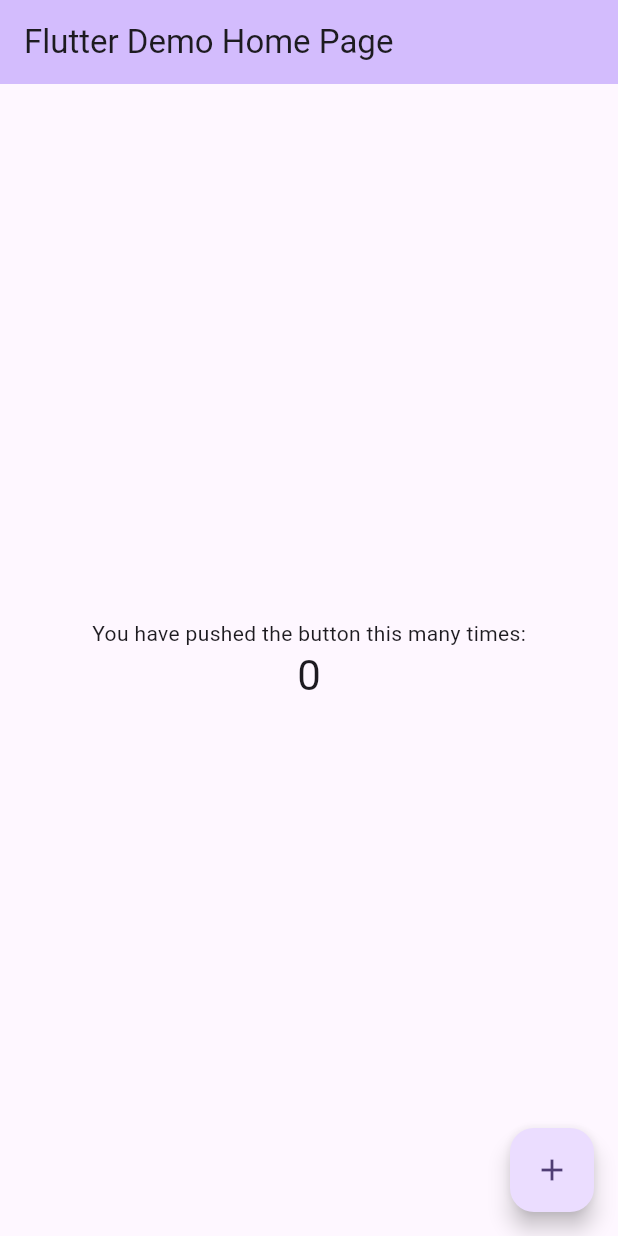
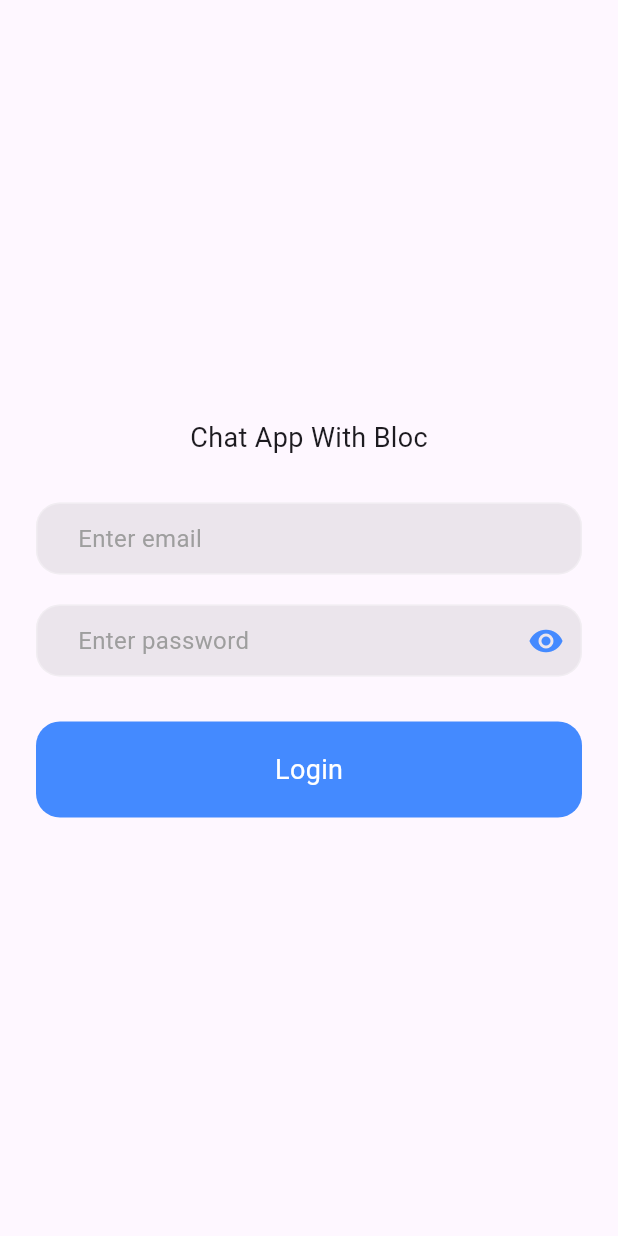
Before and after one commit to KashifUmar123/bloc_chat_app, a Flutter app: the screen it shows after launch, on a phone screen of 412 x 824 dp. Run offline on Flutter 3.47's test engine with Material 3 defaults, Android fonts, the phone set to English and light mode, and no system bars; our stand-ins replace flutter_bloc.

Commit message:
inital setup done

```diff
--- /dev/null
+++ b/lib/core/constans/app_colors.dart
@@ -0,0 +1,6 @@
+import 'package:flutter/material.dart';
+
+const Color whiteColor = Colors.white;
+const Color blackColor = Colors.black;
+const Color greyColor = Colors.grey;
+const Color blueColor = Colors.blueAccent;
--- /dev/null
+++ b/lib/core/extensions/num_extension.dart
@@ -0,0 +1,10 @@
+import 'package:flutter/material.dart';
+
+extension NumSizeExtension on num {
+  SizedBox get heightSpace => SizedBox(
+        height: toDouble(),
+      );
+  SizedBox get widthSpace => SizedBox(
+        width: toDouble(),
+      );
+}
--- /dev/null
+++ b/lib/core/extensions/size_extension.dart
@@ -0,0 +1,6 @@
+import 'package:flutter/material.dart';
+
+extension SizeExtension on BuildContext {
+  double get height => MediaQuery.of(this).size.height;
+  double get width => MediaQuery.of(this).size.width;
+}
--- /dev/null
+++ b/lib/core/extensions/style_extension.dart
@@ -0,0 +1,24 @@
+import 'package:flutter/material.dart';
+
+extension StylesExtension on BuildContext {
+  TextStyle get body12400 => Theme.of(this).textTheme.bodyMedium!.copyWith(
+        fontSize: 12,
+        fontWeight: FontWeight.w400,
+      );
+  TextStyle get body14400 => Theme.of(this).textTheme.bodyMedium!.copyWith(
+        fontSize: 14,
+        fontWeight: FontWeight.w400,
+      );
+  TextStyle get body16400 => Theme.of(this).textTheme.bodyMedium!.copyWith(
+        fontSize: 16,
+        fontWeight: FontWeight.w400,
+      );
+  TextStyle get body18400 => Theme.of(this).textTheme.bodyMedium!.copyWith(
+        fontSize: 18,
+        fontWeight: FontWeight.w400,
+      );
+  TextStyle get title26700 => Theme.of(this).textTheme.titleLarge!.copyWith(
+        fontSize: 26,
+        fontWeight: FontWeight.w700,
+      );
+}
--- /dev/null
+++ b/lib/core/models/user_model.dart
@@ -0,0 +1 @@
+class UserModel {}
--- /dev/null
+++ b/lib/core/widgets/custom_button.dart
@@ -0,0 +1,43 @@
+import 'package:bloc_chat_app/core/constans/app_colors.dart';
+import 'package:bloc_chat_app/core/extensions/style_extension.dart';
+import 'package:flutter/material.dart';
+
+class CustomButton extends StatelessWidget {
+  const CustomButton({
+    super.key,
+    required this.text,
+    required this.callback,
+    this.width = double.infinity,
+    this.textStyle,
+    this.backgroundColor,
+    this.height,
+  });
+
+  final String text;
+  final VoidCallback callback;
+  final double width;
+  final TextStyle? textStyle;
+  final Color? backgroundColor;
+  final double? height;
+
+  @override
+  Widget build(BuildContext context) {
+    return InkWell(
+      onTap: callback,
+      child: Container(
+        height: height ?? 64,
+        width: width,
+        decoration: BoxDecoration(
+          borderRadius: BorderRadius.circular(16),
+          color: backgroundColor ?? blueColor,
+        ),
+        child: Center(
+          child: Text(
+            text,
+            style: textStyle ?? context.body18400.copyWith(color: whiteColor),
+          ),
+        ),
+      ),
+    );
+  }
+}
--- /dev/null
+++ b/lib/core/widgets/custom_scaffold.dart
@@ -0,0 +1,46 @@
+import 'package:bloc_chat_app/core/constans/app_colors.dart';
+import 'package:bloc_chat_app/core/extensions/size_extension.dart';
+import 'package:flutter/material.dart';
+import 'package:flutter/services.dart';
+
+class CustomScaffold extends StatelessWidget {
+  const CustomScaffold({
+    super.key,
+    required this.child,
+    this.navigationBar,
+    this.drawer,
+    this.statusBarColor,
+    this.systemNavigationBarColor,
+    this.padding,
+    this.floatingActionButton,
+  });
+  final Widget child;
+  final Widget? navigationBar;
+  final Widget? drawer;
+  final Color? statusBarColor;
+  final Color? systemNavigationBarColor;
+  final EdgeInsetsGeometry? padding;
+  final Widget? floatingActionButton;
+
+  @override
+  Widget build(BuildContext context) {
+    return AnnotatedRegion<SystemUiOverlayStyle>(
+      value: SystemUiOverlayStyle(
+        statusBarColor: statusBarColor ?? whiteColor,
+        systemNavigationBarColor: systemNavigationBarColor ?? whiteColor,
+        systemStatusBarContrastEnforced: true,
+      ),
+      child: Scaffold(
+        drawer: drawer,
+        body: Container(
+          padding: padding,
+          height: context.height,
+          width: context.width,
+          child: child,
+        ),
+        bottomNavigationBar: navigationBar,
+        floatingActionButton: floatingActionButton,
+      ),
+    );
+  }
+}
--- /dev/null
+++ b/lib/core/widgets/custom_textfield.dart
@@ -0,0 +1,137 @@
+import 'package:bloc_chat_app/core/constans/app_colors.dart';
+import 'package:bloc_chat_app/core/extensions/num_extension.dart';
+import 'package:bloc_chat_app/core/extensions/style_extension.dart';
+import 'package:flutter/material.dart';
+
+class CustomTextfield extends StatefulWidget {
+  const CustomTextfield({
+    super.key,
+    this.controller,
+    required this.hinText,
+    this.isPassword = false,
+    this.textInputType = TextInputType.text,
+    this.title,
+    this.readonly = false,
+    this.minLines = 1,
+    this.maxLines = 1,
+    this.hintColor,
+    this.contentPadding,
+    this.validator,
+    this.autovalidateMode,
+    this.errorStyle,
+    this.onChange,
+  });
+
+  final TextEditingController? controller;
+  final String hinText;
+  final bool isPassword;
+  final TextInputType textInputType;
+  final String? title;
+  final bool readonly;
+  final int minLines;
+  final int maxLines;
+  final Color? hintColor;
+  final EdgeInsetsGeometry? contentPadding;
+  final String? Function(String?)? validator;
+  final AutovalidateMode? autovalidateMode;
+  final TextStyle? errorStyle;
+  final Function(String?)? onChange;
+
+  @override
+  State<CustomTextfield> createState() => _CustomTextfieldState();
+}
+
+class _CustomTextfieldState extends State<CustomTextfield> {
+  bool obsecureText = true;
+
+  @override
+  void initState() {
+    super.initState();
+    obsecureText = widget.isPassword;
+  }
+
+  @override
+  Widget build(BuildContext context) {
+    return Column(
+      crossAxisAlignment: CrossAxisAlignment.start,
+      children: [
+        if (widget.title != null) ...[
+          Text(
+            widget.title!,
+            style: context.body16400,
+          ),
+          11.heightSpace,
+        ],
+        TextFormField(
+          minLines: widget.minLines,
+          maxLines: widget.maxLines,
+          readOnly: widget.readonly,
+          autovalidateMode: widget.autovalidateMode,
+          keyboardType: widget.textInputType,
+          obscureText: obsecureText,
+          controller: widget.controller,
+          style: context.body16400,
+          cursorColor: blackColor,
+          validator: widget.validator,
+          onChanged: widget.onChange,
+          decoration: InputDecoration(
+            fillColor: greyColor.withOpacity(.2),
+            filled: true,
+            contentPadding: widget.contentPadding ??
+                const EdgeInsets.symmetric(horizontal: 24),
+            hintText: widget.hinText,
+            hintStyle: context.body16400
+                .copyWith(color: widget.hintColor ?? greyColor),
+            border: const OutlineInputBorder(
+              borderSide: BorderSide.none,
+            ),
+            suffixIcon: _getSuffixView(),
+            suffixIconColor: whiteColor,
+            enabledBorder: OutlineInputBorder(
+              borderRadius: BorderRadius.circular(16),
+              borderSide: BorderSide(
+                color: whiteColor.withOpacity(.3),
+              ),
+            ),
+            focusedBorder: OutlineInputBorder(
+              borderRadius: BorderRadius.circular(16),
+              borderSide: BorderSide(
+                color: whiteColor.withOpacity(.3),
+              ),
+            ),
+            focusedErrorBorder: OutlineInputBorder(
+              borderRadius: BorderRadius.circular(16),
+              borderSide: BorderSide(
+                color: whiteColor.withOpacity(.3),
+              ),
+            ),
+            errorBorder: OutlineInputBorder(
+              borderRadius: BorderRadius.circular(16),
+              borderSide: BorderSide(
+                color: whiteColor.withOpacity(.3),
+              ),
+            ),
+            errorStyle: widget.errorStyle,
+          ),
+        ),
+      ],
+    );
+  }
+
+  dynamic _getSuffixView() {
+    if (widget.isPassword) {
+      return InkWell(
+        onTap: () {
+          setState(() {
+            obsecureText = !obsecureText;
+          });
+        },
+        child: Icon(
+          obsecureText ? Icons.visibility : Icons.visibility_off,
+          color: blueColor,
+        ),
+      );
+    }
+    return null;
+  }
+}
--- /dev/null
+++ b/lib/features/login/login_bloc/login_bloc.dart
@@ -0,0 +1,19 @@
+import 'package:bloc_chat_app/features/login/login_bloc/login_events.dart';
+import 'package:bloc_chat_app/features/login/login_bloc/login_states.dart';
+import 'package:flutter_bloc/flutter_bloc.dart';
+
+class LoginBloc extends Bloc<LoginEvent, LoginState> {
+  LoginBloc() : super(LoginEmptyState()) {
+    on<LoginEvent>(
+      (event, emit) async {
+        if (event is LoginUser) {
+          // login loading
+          emit(LoginLoading());
+          // login logic async
+
+          // if userloged in successfully, emit UserSuccess else LoginError
+        }
+      },
+    );
+  }
+}
--- /dev/null
+++ b/lib/features/login/login_bloc/login_events.dart
@@ -0,0 +1,11 @@
+abstract class LoginEvent {}
+
+class LoginUser extends LoginEvent {
+  String email;
+  String password;
+
+  LoginUser({
+    required this.email,
+    required this.password,
+  });
+}
--- /dev/null
+++ b/lib/features/login/login_bloc/login_states.dart
@@ -0,0 +1,17 @@
+import 'package:bloc_chat_app/core/models/user_model.dart';
+
+abstract class LoginState {}
+
+class LoginLoading extends LoginState {}
+
+class LoginEmptyState extends LoginState {}
+
+class LoginError extends LoginState {
+  String error;
+  LoginError(this.error);
+}
+
+class LoginSuccess extends LoginState {
+  UserModel user;
+  LoginSuccess(this.user);
+}
--- a/lib/features/login/login_screen.dart
+++ b/lib/features/login/login_screen.dart
@@ -1,10 +1,57 @@
+import 'package:bloc_chat_app/core/extensions/num_extension.dart';
+import 'package:bloc_chat_app/core/extensions/style_extension.dart';
+import 'package:bloc_chat_app/core/widgets/custom_button.dart';
+import 'package:bloc_chat_app/core/widgets/custom_scaffold.dart';
+import 'package:bloc_chat_app/core/widgets/custom_textfield.dart';
+import 'package:bloc_chat_app/features/login/login_bloc/login_bloc.dart';
 import 'package:flutter/material.dart';
+import 'package:flutter_bloc/flutter_bloc.dart';
 
-class LoginScreen extends StatelessWidget {
+class LoginScreen extends StatefulWidget {
   const LoginScreen({super.key});
 
   @override
+  State<LoginScreen> createState() => _LoginScreenState();
+}
+
+class _LoginScreenState extends State<LoginScreen> {
+  late LoginBloc _loginBloc;
+  @override
+  void initState() {
+    super.initState();
+    _loginBloc = LoginBloc();
+  }
+
+  @override
   Widget build(BuildContext context) {
-    return const Placeholder();
+    return BlocProvider(
+      create: (con) => _loginBloc,
+      child: CustomScaffold(
+        padding: const EdgeInsets.symmetric(horizontal: 24),
+        child: Column(
+          mainAxisAlignment: MainAxisAlignment.center,
+          children: [
+            Text(
+              "Chat App With Bloc",
+              style: context.body18400,
+            ),
+            30.heightSpace,
+            const CustomTextfield(
+              hinText: "Enter email",
+            ),
+            20.heightSpace,
+            const CustomTextfield(
+              hinText: "Enter password",
+              isPassword: true,
+            ),
+            30.heightSpace,
+            CustomButton(
+              text: "Login",
+              callback: () {},
+            ),
+          ],
+        ),
+      ),
+    );
   }
 }
--- a/lib/main.dart
+++ b/lib/main.dart
@@ -1,3 +1,4 @@
+import 'package:bloc_chat_app/features/login/login_screen.dart';
 import 'package:flutter/material.dart';
 
 void main() {
@@ -13,113 +14,10 @@ class MyApp extends StatelessWidget {
     return MaterialApp(
       title: 'Flutter Demo',
       theme: ThemeData(
-        // This is the theme of your application.
-        //
-        // TRY THIS: Try running your application with "flutter run". You'll see
-        // the application has a purple toolbar. Then, without quitting the app,
-        // try changing the seedColor in the colorScheme below to Colors.green
-        // and then invoke "hot reload" (save your changes or press the "hot
-        // reload" button in a Flutter-supported IDE, or press "r" if you used
-        // the command line to start the app).
-        //
-        // Notice that the counter didn't reset back to zero; the application
-        // state is not lost during the reload. To reset the state, use hot
-        // restart instead.
-        //
-        // This works for code too, not just values: Most code changes can be
-        // tested with just a hot reload.
         colorScheme: ColorScheme.fromSeed(seedColor: Colors.deepPurple),
         useMaterial3: true,
       ),
-      home: const MyHomePage(title: 'Flutter Demo Home Page'),
+      home: const LoginScreen(),
     );
   }
 }
-
-class MyHomePage extends StatefulWidget {
-  const MyHomePage({super.key, required this.title});
-
-  // This widget is the home page of your application. It is stateful, meaning
-  // that it has a State object (defined below) that contains fields that affect
-  // how it looks.
-
-  // This class is the configuration for the state. It holds the values (in this
-  // case the title) provided by the parent (in this case the App widget) and
-  // used by the build method of the State. Fields in a Widget subclass are
-  // always marked "final".
-
-  final String title;
-
-  @override
-  State<MyHomePage> createState() => _MyHomePageState();
-}
-
-class _MyHomePageState extends State<MyHomePage> {
-  int _counter = 0;
-
-  void _incrementCounter() {
-    setState(() {
-      // This call to setState tells the Flutter framework that something has
-      // changed in this State, which causes it to rerun the build method below
-      // so that the display can reflect the updated values. If we changed
-      // _counter without calling setState(), then the build method would not be
-      // called again, and so nothing would appear to happen.
-      _counter++;
-    });
-  }
-
-  @override
-  Widget build(BuildContext context) {
-    // This method is rerun every time setState is called, for instance as done
-    // by the _incrementCounter method above.
-    //
-    // The Flutter framework has been optimized to make rerunning build methods
-    // fast, so that you can just rebuild anything that needs updating rather
-    // than having to individually change instances of widgets.
-    return Scaffold(
-      appBar: AppBar(
-        // TRY THIS: Try changing the color here to a specific color (to
-        // Colors.amber, perhaps?) and trigger a hot reload to see the AppBar
-        // change color while the other colors stay the same.
-        backgroundColor: Theme.of(context).colorScheme.inversePrimary,
-        // Here we take the value from the MyHomePage object that was created by
-        // the App.build method, and use it to set our appbar title.
-        title: Text(widget.title),
-      ),
-      body: Center(
-        // Center is a layout widget. It takes a single child and positions it
-        // in the middle of the parent.
-        child: Column(
-          // Column is also a layout widget. It takes a list of children and
-          // arranges them vertically. By default, it sizes itself to fit its
-          // children horizontally, and tries to be as tall as its parent.
-          //
-          // Column has various properties to control how it sizes itself and
-          // how it positions its children. Here we use mainAxisAlignment to
-          // center the children vertically; the main axis here is the vertical
-          // axis because Columns are vertical (the cross axis would be
-          // horizontal).
-          //
-          // TRY THIS: Invoke "debug painting" (choose the "Toggle Debug Paint"
-          // action in the IDE, or press "p" in the console), to see the
-          // wireframe for each widget.
-          mainAxisAlignment: MainAxisAlignment.center,
-          children: <Widget>[
-            const Text(
-              'You have pushed the button this many times:',
-            ),
-            Text(
-              '$_counter',
-              style: Theme.of(context).textTheme.headlineMedium,
-            ),
-          ],
-        ),
-      ),
-      floatingActionButton: FloatingActionButton(
-        onPressed: _incrementCounter,
-        tooltip: 'Increment',
-        child: const Icon(Icons.add),
-      ), // This trailing comma makes auto-formatting nicer for build methods.
-    );
-  }
-}
--- a/pubspec.yaml
+++ b/pubspec.yaml
@@ -35,6 +35,7 @@ dependencies:
   # The following adds the Cupertino Icons font to your application.
   # Use with the CupertinoIcons class for iOS style icons.
   cupertino_icons: ^1.0.2
+  flutter_bloc: ^8.1.4
 
 dev_dependencies:
   flutter_test:
```
Also changed, not shown: pubspec.lock.
